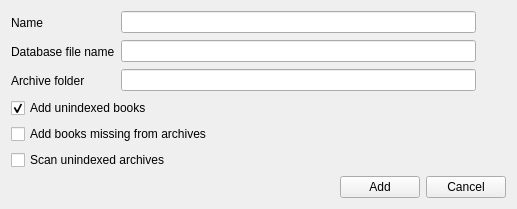
The window that src/home/flibrary/gui/dialogs/AddCollectionDialog.ui (heimdallr/books) describes before a commit, drawn with Qt 5.
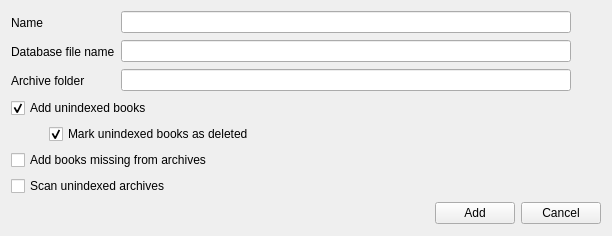
The same window after the commit. Icons and pictures are not drawn.

```diff
--- a/src/home/flibrary/gui/dialogs/AddCollectionDialog.ui
+++ b/src/home/flibrary/gui/dialogs/AddCollectionDialog.ui
@@ -9,8 +9,8 @@
    <rect>
     <x>0</x>
     <y>0</y>
-    <width>517</width>
-    <height>208</height>
+    <width>612</width>
+    <height>236</height>
    </rect>
   </property>
   <property name="sizePolicy">
@@ -145,6 +145,36 @@
      </property>
     </widget>
    </item>
+   <item>
+    <layout class="QHBoxLayout" name="horizontalLayout">
+     <item>
+      <widget class="QWidget" name="widget" native="true">
+       <property name="minimumSize">
+        <size>
+         <width>32</width>
+         <height>0</height>
+        </size>
+       </property>
+      </widget>
+     </item>
+     <item>
+      <widget class="QCheckBox" name="checkBoxMarkUnindexedAdDeleted">
+       <property name="sizePolicy">
+        <sizepolicy hsizetype="Expanding" vsizetype="Fixed">
+         <horstretch>0</horstretch>
+         <verstretch>0</verstretch>
+        </sizepolicy>
+       </property>
+       <property name="text">
+        <string>Mark unindexed books as deleted</string>
+       </property>
+       <property name="checked">
+        <bool>true</bool>
+       </property>
+      </widget>
+     </item>
+    </layout>
+   </item>
    <item>
     <widget class="QCheckBox" name="checkBoxAddMissingBooks">
      <property name="text">
```
Left out of the diff: 19 changed lines with no effect on the pictures.
